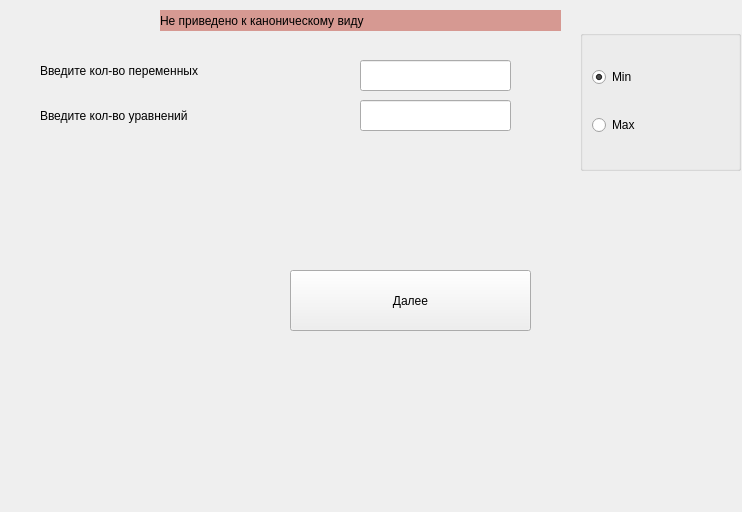
Above: training.ui from Haveryx/SimplexMethod before the change. Below: the same form after it.
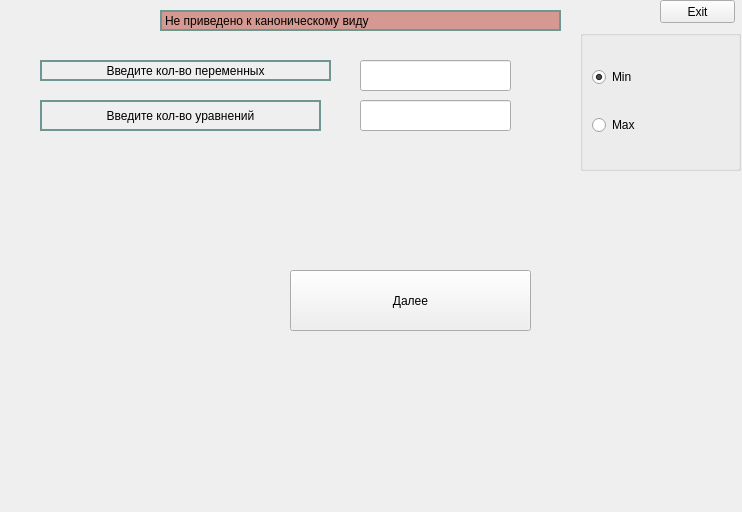
That is the form after the change.

```diff
--- a/training.ui
+++ b/training.ui
@@ -42,6 +42,9 @@
 QLabel#label_3{
 font: 75 18pt &quot;Times New Roman&quot;;
 background-color: rgb(214,153,146);
+}
+QLabel{
+border: 2px solid rgb(110,151,145);
 }</string>
   </property>
   <widget class="QLineEdit" name="lineEdit">
@@ -69,6 +72,9 @@
    <property name="text">
     <string>Введите кол-во переменных</string>
    </property>
+   <property name="alignment">
+    <set>Qt::AlignCenter</set>
+   </property>
   </widget>
   <widget class="QLabel" name="label_2">
    <property name="geometry">
@@ -82,6 +88,9 @@
    <property name="text">
     <string>Введите кол-во уравнений</string>
    </property>
+   <property name="alignment">
+    <set>Qt::AlignCenter</set>
+   </property>
   </widget>
   <widget class="QPushButton" name="pushButton">
    <property name="geometry">
@@ -157,6 +166,19 @@
     <string>Не приведено к каноническому виду</string>
    </property>
   </widget>
+  <widget class="QPushButton" name="pushButton_2">
+   <property name="geometry">
+    <rect>
+     <x>660</x>
+     <y>0</y>
+     <width>75</width>
+     <height>23</height>
+    </rect>
+   </property>
+   <property name="text">
+    <string>Exit</string>
+   </property>
+  </widget>
  </widget>
  <resources/>
  <connections/>
```
